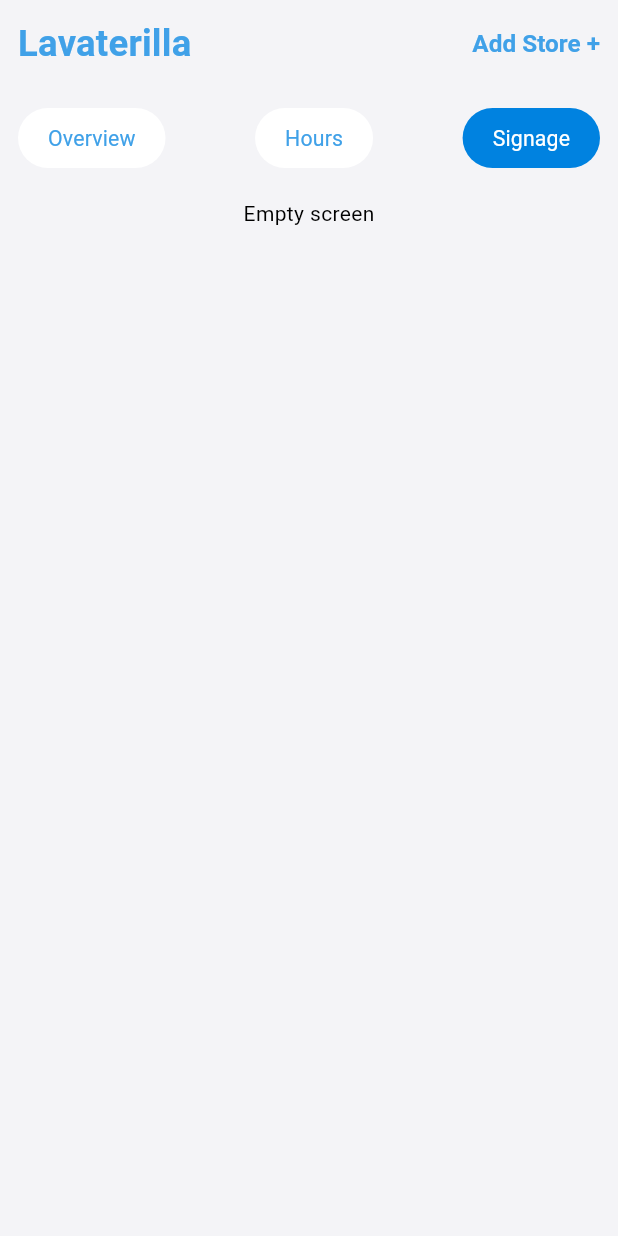
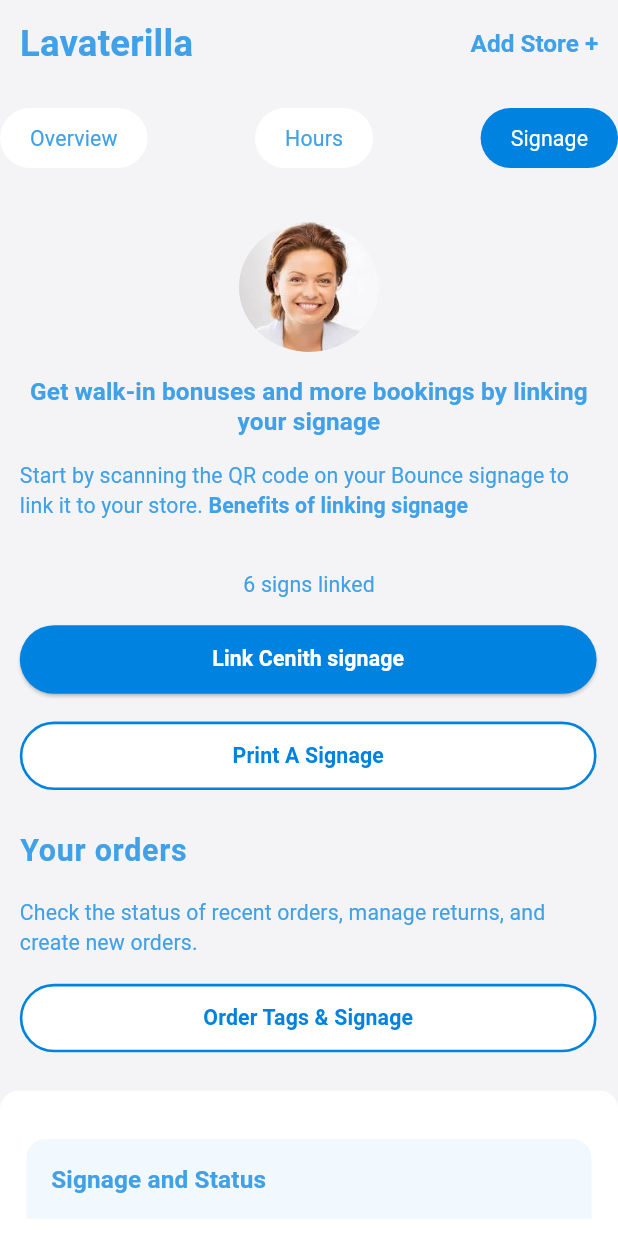
Before and after one commit to sohanthink/cenith-merchant, a Flutter app: the StoreView screen opened directly, after a tap on "Hours", after a tap on "Signage", on a phone screen of 412 x 824 dp. Run offline on Flutter 3.47's test engine with Material 3 defaults, Android fonts, the phone set to English and light mode, and no system bars; our stand-ins replace flutter_screenutil, flutter_svg, get, intl_phone_field, table_calendar; missing offline and left inert: mobile_scanner; Roboto replaces fonts that are missing (Catamaran).

Commit message:
signage screen initial

```diff
--- a/lib/core/routes/app_routes.dart
+++ b/lib/core/routes/app_routes.dart
@@ -7,6 +7,7 @@ import 'package:cenith_marchent/features/home/view/qr_code_scanning_screen.dart'
 import 'package:cenith_marchent/features/main_bottom_nav/view/main_bottom_nav_view.dart';
 import 'package:cenith_marchent/features/more/view/edit_profile_view.dart';
 import 'package:cenith_marchent/features/more/view/profile_view.dart';
+import 'package:cenith_marchent/features/store/view/signage_view.dart';
 import 'package:flutter/material.dart';
 
 class AppRoutes {
@@ -31,6 +32,8 @@ class AppRoutes {
       screenWidget = ProfileView();
     } else if (settings.name == EditProfileView.name) {
       screenWidget = EditProfileView();
+    } else if (settings.name == SignageView.name) {
+      screenWidget = SignageView();
     }
     return MaterialPageRoute(builder: (context) => screenWidget);
   }
--- a/lib/features/main_bottom_nav/view_model/main_bottm_nav_view_model.dart
+++ b/lib/features/main_bottom_nav/view_model/main_bottm_nav_view_model.dart
@@ -1,6 +1,7 @@
 import 'package:cenith_marchent/core/constants/asstes_path/icons_path.dart';
 import 'package:cenith_marchent/features/booking/view/booking_view.dart';
 import 'package:cenith_marchent/features/home/view/home_view.dart';
+import 'package:cenith_marchent/features/more/view/profile_view.dart';
 import 'package:cenith_marchent/features/store/view/storeview.dart';
 import 'package:flutter/material.dart';
 import 'package:get/get.dart';
@@ -38,7 +39,7 @@ class MainBottomNavViewModel extends GetxController {
     BookingView(),
     StoreView(),
     EarningView(),
-    HomeView(),
+    ProfileView(),
   ];
 
   onchange(int index) {
--- a/lib/features/store/view/overview.dart
+++ b/lib/features/store/view/overview.dart
@@ -18,6 +18,8 @@ class _OverviewState extends State<Overview> {
   @override
   Widget build(BuildContext context) {
     return SingleChildScrollView(
+      child: Padding(
+        padding: EdgeInsets.symmetric(horizontal: 12.w),
         child: Column(
           crossAxisAlignment: CrossAxisAlignment.start,
           children: [
@@ -36,6 +38,7 @@ class _OverviewState extends State<Overview> {
             buildReviewSection(context),
           ],
         ),
+      ),
     );
   }
 
@@ -43,42 +46,56 @@ class _OverviewState extends State<Overview> {
     return Column(
       crossAxisAlignment: CrossAxisAlignment.start,
       children: [
-            Text('Reviews',style: fontSize24(context)!.copyWith(color: Colors.black,fontWeight: FontWeight.w600),),
-            SizedBox(height: 5.h,),
-            Text('12 reviews',style: fontSize12(context)!.copyWith(color: Colors.black),),
-            SizedBox(height: 8.h,),
-            reviewCard(context,
+        Text(
+          'Reviews',
+          style: fontSize24(
+            context,
+          )!.copyWith(color: Colors.black, fontWeight: FontWeight.w600),
+        ),
+        SizedBox(height: 5.h),
+        Text(
+          '12 reviews',
+          style: fontSize12(context)!.copyWith(color: Colors.black),
+        ),
+        SizedBox(height: 8.h),
+        reviewCard(
+          context,
           Name: 'Charise Wokes',
           date: '3 days ago',
           stars: 5,
         ),
-            SizedBox(height: 8.h,),
-            reviewCard(context,
+        SizedBox(height: 8.h),
+        reviewCard(
+          context,
           Name: 'Charise Wokes',
           date: '3 days ago',
           stars: 5,
         ),
 
-            SizedBox(height: 20.h,),
-            Text('I think this is one of the best store where i leave'
-                'my bag,, the staff are very friendly and I bought some others thing where they make me a good price'),
-            SizedBox(height: 40.h,),
-
+        SizedBox(height: 20.h),
+        Text(
+          'I think this is one of the best store where i leave'
+          'my bag,, the staff are very friendly and I bought some others thing where they make me a good price',
+        ),
+        SizedBox(height: 40.h),
 
         Center(child: ContactSupportText.supportText(context, () {})),
 
-            SizedBox(height: 20.h)
-
+        SizedBox(height: 20.h),
       ],
     );
   }
 
-  Container reviewCard(BuildContext context ,{required String Name, required String date, required int stars}) {
+  Container reviewCard(
+    BuildContext context, {
+    required String Name,
+    required String date,
+    required int stars,
+  }) {
     return Container(
       padding: EdgeInsets.all(10),
       decoration: BoxDecoration(color: Colors.white),
       child: Row(
-
         children: [
           CircleAvatar(
             radius: 30.r,
@@ -90,7 +107,10 @@ class _OverviewState extends State<Overview> {
             crossAxisAlignment: CrossAxisAlignment.start,
             children: [
               SizedBox(height: 10.h),
-                      Text('Chris Wokes',style: fontSize20(context)!.copyWith(color: Colors.black),),
+              Text(
+                'Chris Wokes',
+                style: fontSize20(context)!.copyWith(color: Colors.black),
+              ),
               Text('3 days ago'),
             ],
           ),
@@ -135,8 +155,14 @@ class _OverviewState extends State<Overview> {
         Row(
           mainAxisAlignment: MainAxisAlignment.spaceEvenly,
           children: [
-            GestureDetector(onTap: () {}, child: uploadImageCard(context, 'Add photos of\nstorefront')),
-            GestureDetector(onTap: () {}, child: uploadImageCard(context, 'Add photos of\nBag store')),
+            GestureDetector(
+              onTap: () {},
+              child: uploadImageCard(context, 'Add photos of\nstorefront'),
+            ),
+            GestureDetector(
+              onTap: () {},
+              child: uploadImageCard(context, 'Add photos of\nBag store'),
+            ),
           ],
         ),
         SizedBox(height: 25),
--- /dev/null
+++ b/lib/features/store/view/signage_view.dart
@@ -0,0 +1,273 @@
+import 'package:cenith_marchent/core/constants/app_colors.dart';
+import 'package:cenith_marchent/core/constants/asstes_path/image_paths.dart';
+import 'package:cenith_marchent/core/theme/text_theme.dart';
+import 'package:flutter/material.dart';
+import 'package:flutter_screenutil/flutter_screenutil.dart';
+
+class SignageView extends StatefulWidget {
+  const SignageView({super.key});
+
+  static final String name = 'signage-screen';
+
+  @override
+  State<SignageView> createState() => _SignageViewState();
+}
+
+class _SignageViewState extends State<SignageView> {
+  @override
+  Widget build(BuildContext context) {
+    return SingleChildScrollView(
+      child: Column(
+        children: [
+          space(16),
+          Padding(
+            padding: EdgeInsets.symmetric(horizontal: 12.w),
+            child: Column(
+              crossAxisAlignment: CrossAxisAlignment.start,
+              children: [
+                buildCircleImage(),
+                space(16),
+                Text(
+                  'Get walk-in bonuses and more bookings by linking your signage',
+                  textAlign: TextAlign.center,
+                  style: fontSize16(context)?.copyWith(
+                    fontWeight: FontWeight.bold,
+                    letterSpacing: 0.1.sp,
+                  ),
+                ),
+                space(16),
+                RichText(
+                  text: TextSpan(
+                    style: fontSize14(context),
+                    children: [
+                      TextSpan(
+                        text:
+                            'Start by scanning the QR code on your Bounce signage to link it to your store. ',
+                      ),
+                      TextSpan(
+                        text: 'Benefits of linking signage',
+                        style: fontSize14(
+                          context,
+                        )?.copyWith(fontWeight: FontWeight.bold),
+                      ),
+                    ],
+                  ),
+                ),
+                SizedBox(height: 32.h),
+                Center(
+                  child: Text('6 signs linked', style: fontSize14(context)),
+                ),
+                SizedBox(height: 16.h),
+                ElevatedButton(
+                  onPressed: () {},
+                  child: Text('Link Cenith signage'),
+                ),
+                space(16),
+                _buildButton(onTap: () {}, buttonName: 'Print A Signage'),
+                SizedBox(height: 24.h),
+                Text(
+                  'Your orders',
+                  style: fontSize20(
+                    context,
+                  )?.copyWith(fontWeight: FontWeight.bold),
+                ),
+                space(16),
+                Text(
+                  'Check the status of recent orders, manage returns, and create new orders.',
+                  style: fontSize14(context),
+                ),
+                space(16),
+                _buildButton(onTap: () {}, buttonName: 'Order Tags & Signage'),
+              ],
+            ),
+          ),
+          SizedBox(height: 24.h),
+          Container(
+            width: double.infinity,
+            padding: EdgeInsets.only(bottom: 20.h),
+            decoration: BoxDecoration(
+              color: Colors.white,
+              borderRadius: BorderRadius.circular(12.r),
+            ),
+            child: Column(
+              children: [
+                SizedBox(height: 32.h),
+                Padding(
+                  padding: EdgeInsets.symmetric(horizontal: 16.w),
+                  child: Container(
+                    width: double.infinity,
+                    padding: EdgeInsets.all(15.w),
+                    decoration: BoxDecoration(
+                      borderRadius: BorderRadius.only(
+                        topRight: Radius.circular(12.r),
+                        topLeft: Radius.circular(12.r),
+                      ),
+                      color: Colors.blue.shade100.withOpacity(0.2),
+                    ),
+                    child: Text(
+                      'Signage and Status',
+                      style: fontSize16(context)?.copyWith(
+                        fontWeight: FontWeight.bold,
+                        letterSpacing: 0.1.sp,
+                      ),
+                    ),
+                  ),
+                ),
+                space(16),
+                _buildSignageAndStatus(
+                  context,
+                  signageTitle: 'Window sticker (back)',
+                  unit: '1 unit',
+                  status: 'Delivered',
+                  onTap: () {},
+                ),
+                space(16),
+                _buildSignageAndStatus(
+                  context,
+                  signageTitle: 'Mini sticker',
+                  unit: '2 unit',
+                  status: 'Delivered',
+                  onTap: () {},
+                ),
+                space(16),
+                _buildSignageAndStatus(
+                  context,
+                  signageTitle: 'Window sticker (front)',
+                  unit: '1 unit',
+                  status: 'Delivered',
+                  onTap: () {},
+                ),
+                space(16),
+                _buildSignageAndStatus(
+                  context,
+                  signageTitle: 'Reusable tags',
+                  unit: '1 unit',
+                  status: 'Delivered',
+                  onTap: () {},
+                ),
+              ],
+            ),
+          ),
+          Container(
+            color: Colors.blue.shade100.withOpacity(0.2),
+            child: Row(
+              children: [
+                Row(
+                  children: [
+                    IconButton(
+                      onPressed: () {},
+                      icon: Icon(
+                        Icons.arrow_back,
+                        color: AppColors.midLightBlue,
+                      ),
+                    ),
+                    Text('Previous', style: fontSize14(context)),
+                  ],
+                ),
+                SizedBox(width: 190.w),
+                Row(
+                  children: [
+                    IconButton(
+                      onPressed: () {},
+                      icon: Icon(
+                        Icons.arrow_forward,
+                        color: AppColors.midLightBlue,
+                      ),
+                    ),
+                    Text('Next', style: fontSize14(context)),
+                  ],
+                ),
+              ],
+            ),
+          ),
+        ],
+      ),
+    );
+  }
+}
+
+Widget buildCircleImage() {
+  return Center(
+    child: ClipOval(
+      child: Container(
+        height: 85.h,
+        width: 85.w,
+        decoration: BoxDecoration(
+          color: Colors.grey,
+          shape: BoxShape.circle,
+          boxShadow: [
+            BoxShadow(
+              color: Colors.black12,
+              blurRadius: 4.r,
+              offset: Offset(0, 1),
+            ),
+          ],
+        ),
+        child: Image.asset(ImagePaths.personDemo, fit: BoxFit.cover),
+      ),
+    ),
+  );
+}
+
+Widget _buildButton({required VoidCallback onTap, required String buttonName}) {
+  return ElevatedButton(
+    style: ElevatedButton.styleFrom(
+      backgroundColor: Colors.white,
+      foregroundColor: AppColors.themColor,
+      side: BorderSide(color: AppColors.themColor, width: 1.6.w),
+      elevation: 0,
+    ),
+    onPressed: onTap,
+    child: Text(buttonName),
+  );
+}
+
+Widget _buildSignageAndStatus(
+  BuildContext context, {
+  required String signageTitle,
+  required String unit,
+  required String status,
+  required VoidCallback onTap,
+}) {
+  return Padding(
+    padding: EdgeInsets.symmetric(horizontal: 20.0.w),
+    child: Row(
+      children: [
+        Column(
+          crossAxisAlignment: CrossAxisAlignment.start,
+          children: [
+            Text(
+              signageTitle,
+              style: fontSize16(
+                context,
+              )?.copyWith(fontWeight: FontWeight.bold, letterSpacing: 0.1.sp),
+            ),
+            Text(unit, style: fontSize14(context)),
+          ],
+        ),
+        Spacer(),
+        Container(
+          padding: EdgeInsets.only(
+            left: 20.w,
+            right: 20.w,
+            top: 10.h,
+            bottom: 10.h,
+          ),
+          decoration: BoxDecoration(
+            color: AppColors.greenShade.shade200,
+            borderRadius: BorderRadius.circular(8.r),
+          ),
+          child: Text(
+            status,
+            style: fontSize14(
+              context,
+            )?.copyWith(fontWeight: FontWeight.w500, letterSpacing: 0.1.sp),
+          ),
+        ),
+        IconButton(onPressed: onTap, icon: Icon(Icons.arrow_forward_ios)),
+      ],
+    ),
+  );
+}
+
+SizedBox space(double h) => SizedBox(height: h.h);
--- a/lib/features/store/view/storeview.dart
+++ b/lib/features/store/view/storeview.dart
@@ -2,7 +2,9 @@ import 'package:cenith_marchent/core/constants/app_colors.dart';
 import 'package:cenith_marchent/core/theme/text_theme.dart';
 import 'package:cenith_marchent/features/blank_screen.dart';
 import 'package:cenith_marchent/features/store/view/overview.dart';
+import 'package:cenith_marchent/features/store/view/signage_view.dart';
 import 'package:flutter/material.dart';
+import 'package:flutter_screenutil/flutter_screenutil.dart';
 
 class StoreView extends StatefulWidget {
   const StoreView({super.key});
@@ -14,27 +16,22 @@ class StoreView extends StatefulWidget {
 class _StoreViewState extends State<StoreView> {
   //TODO: will be managed from view model
   int selectedIndex = 0;
-  List<Widget> tabs =  [Overview(),BlankScreen(),BlankScreen()];
+  List<Widget> tabs =  [Overview(),BlankScreen(),SignageView()];
 
   @override
   Widget build(BuildContext context) {
     return SafeArea(
       child: Scaffold(
         backgroundColor: AppColors.scaffoldColor,
-        body: SingleChildScrollView(
-          child: Padding(
-            padding: const EdgeInsets.symmetric(horizontal: 12),
-            child: Column(
+        body: Column(
           children: [
             SizedBox(height: 10),
             buildHeaderSection(context),
             SizedBox(height: 25),
             buildMenuSection(context),
             SizedBox(height: 20),
-                tabs[selectedIndex]
+            Expanded(child: tabs[selectedIndex])
           ],
-            ),
-          ),
         ),
       ),
     );
@@ -79,7 +76,9 @@ class _StoreViewState extends State<StoreView> {
   }
 
   Widget buildHeaderSection(BuildContext context) {
-    return Row(
+    return Padding(
+      padding:  EdgeInsets.symmetric(horizontal: 12.w),
+      child: Row(
                 mainAxisAlignment: MainAxisAlignment.spaceBetween,
                 children: [
                   Text(
@@ -96,6 +95,7 @@ class _StoreViewState extends State<StoreView> {
                     ),
                   ),
                 ],
+              ),
     );
   }
 }
```
Lines whose indentation alone changed are shown as unchanged.
